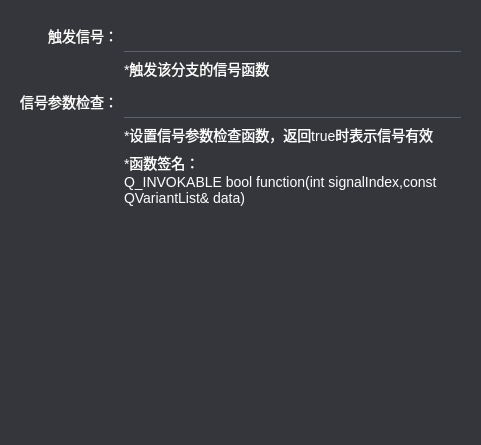
Old version of the form tool/subpage/configmultieventstate.ui in the repository daonvshu/qtaskmachine.
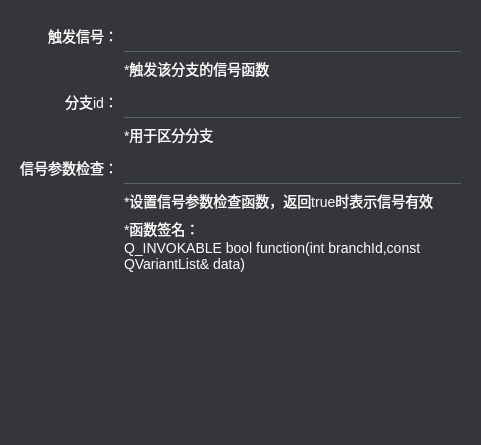
New version of the form.

The edit to the form file:
```diff
--- a/tool/subpage/configmultieventstate.ui
+++ b/tool/subpage/configmultieventstate.ui
@@ -39,7 +39,17 @@
    <item>
     <widget class="QWidget" name="line_config_box" native="true">
      <layout class="QGridLayout" name="gridLayout_2">
-      <item row="2" column="1">
+      <item row="2" column="0">
+       <widget class="QLabel" name="label">
+        <property name="text">
+         <string>分支id：</string>
+        </property>
+        <property name="alignment">
+         <set>Qt::AlignRight|Qt::AlignTrailing|Qt::AlignVCenter</set>
+        </property>
+       </widget>
+      </item>
+      <item row="4" column="1">
        <widget class="QLineEdit" name="input_signal_check">
         <property name="minimumSize">
          <size>
@@ -75,7 +85,7 @@
         </property>
        </widget>
       </item>
-      <item row="2" column="0">
+      <item row="4" column="0">
        <widget class="QLabel" name="label_10">
         <property name="text">
          <string>信号参数检查：</string>
@@ -85,7 +95,7 @@
         </property>
        </widget>
       </item>
-      <item row="3" column="1">
+      <item row="5" column="1">
        <widget class="QLabel" name="label_11">
         <property name="text">
          <string>*设置信号参数检查函数，返回true时表示信号有效</string>
@@ -105,11 +115,24 @@
         </property>
        </widget>
       </item>
-      <item row="4" column="1">
+      <item row="2" column="1">
+       <widget class="QLineEdit" name="input_branch_id">
+        <property name="minimumSize">
+         <size>
+          <width>0</width>
+          <height>32</height>
+         </size>
+        </property>
+        <property name="focusPolicy">
+         <enum>Qt::ClickFocus</enum>
+        </property>
+       </widget>
+      </item>
+      <item row="6" column="1">
        <widget class="QLabel" name="label_12">
         <property name="text">
          <string>*函数签名：
-Q_INVOKABLE bool function(int signalIndex,const QVariantList&amp; data)</string>
+Q_INVOKABLE bool function(int branchId,const QVariantList&amp; data)</string>
         </property>
         <property name="wordWrap">
          <bool>true</bool>
@@ -119,6 +142,16 @@
         </property>
        </widget>
       </item>
+      <item row="3" column="1">
+       <widget class="QLabel" name="label_2">
+        <property name="text">
+         <string>*用于区分分支</string>
+        </property>
+        <property name="mstyle" stdset="0">
+         <string>hint</string>
+        </property>
+       </widget>
+      </item>
      </layout>
     </widget>
    </item>
```
